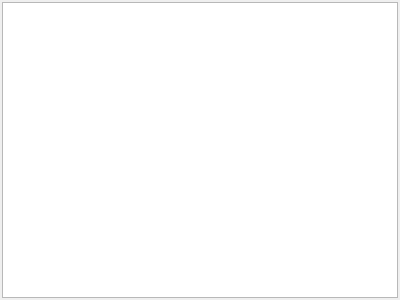
qtplatz/qtplatz, file src/adplugins/qtwidgets/logwidget.ui: the form before one commit.
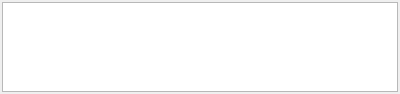
The form after the commit.

```diff
--- a/src/adplugins/qtwidgets/logwidget.ui
+++ b/src/adplugins/qtwidgets/logwidget.ui
@@ -7,7 +7,7 @@
     <x>0</x>
     <y>0</y>
     <width>400</width>
-    <height>300</height>
+    <height>94</height>
    </rect>
   </property>
   <property name="windowTitle">
```
Left out of the diff: 11 changed lines with no effect on the pictures.
